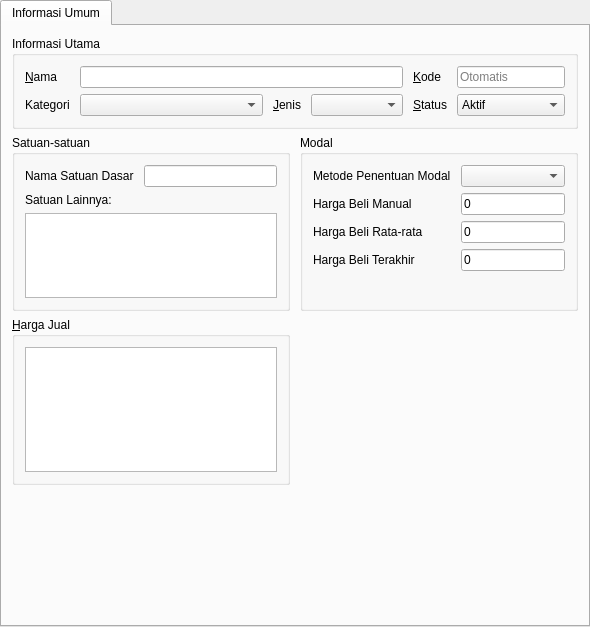
This is src/app/producteditor.ui in shift-karya-teknologi/shift-ims-desktop as Qt 5 draws it before an edit. The edited form follows.
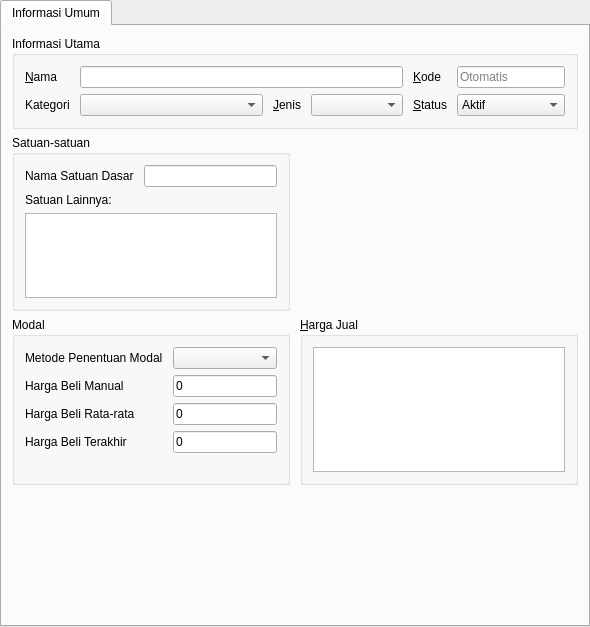
This is the edited form.

Patch:
```diff
--- a/src/app/producteditor.ui
+++ b/src/app/producteditor.ui
@@ -272,7 +272,68 @@
          </property>
         </spacer>
        </item>
-       <item row="1" column="1">
+       <item row="2" column="1">
+        <widget class="QGroupBox" name="groupBox_2">
+         <property name="title">
+          <string>&amp;Harga Jual</string>
+         </property>
+         <layout class="QVBoxLayout" name="verticalLayout_2">
+          <property name="spacing">
+           <number>6</number>
+          </property>
+          <property name="leftMargin">
+           <number>10</number>
+          </property>
+          <property name="topMargin">
+           <number>10</number>
+          </property>
+          <property name="rightMargin">
+           <number>10</number>
+          </property>
+          <property name="bottomMargin">
+           <number>10</number>
+          </property>
+          <item>
+           <widget class="QTableView" name="priceTableView">
+            <property name="minimumSize">
+             <size>
+              <width>0</width>
+              <height>125</height>
+             </size>
+            </property>
+            <property name="alternatingRowColors">
+             <bool>true</bool>
+            </property>
+            <property name="selectionMode">
+             <enum>QAbstractItemView::SingleSelection</enum>
+            </property>
+            <property name="sortingEnabled">
+             <bool>false</bool>
+            </property>
+            <property name="cornerButtonEnabled">
+             <bool>false</bool>
+            </property>
+            <attribute name="horizontalHeaderStretchLastSection">
+             <bool>false</bool>
+            </attribute>
+            <attribute name="verticalHeaderCascadingSectionResizes">
+             <bool>true</bool>
+            </attribute>
+            <attribute name="verticalHeaderDefaultSectionSize">
+             <number>20</number>
+            </attribute>
+            <attribute name="verticalHeaderMinimumSectionSize">
+             <number>20</number>
+            </attribute>
+            <attribute name="verticalHeaderStretchLastSection">
+             <bool>false</bool>
+            </attribute>
+           </widget>
+          </item>
+         </layout>
+        </widget>
+       </item>
+       <item row="2" column="0">
         <widget class="QGroupBox" name="groupBox">
          <property name="title">
           <string>Modal</string>
@@ -360,67 +421,6 @@
          </layout>
         </widget>
        </item>
-       <item row="2" column="0">
-        <widget class="QGroupBox" name="groupBox_2">
-         <property name="title">
-          <string>&amp;Harga Jual</string>
-         </property>
-         <layout class="QVBoxLayout" name="verticalLayout_2">
-          <property name="spacing">
-           <number>6</number>
-          </property>
-          <property name="leftMargin">
-           <number>10</number>
-          </property>
-          <property name="topMargin">
-           <number>10</number>
-          </property>
-          <property name="rightMargin">
-           <number>10</number>
-          </property>
-          <property name="bottomMargin">
-           <number>10</number>
-          </property>
-          <item>
-           <widget class="QTableView" name="priceTableView">
-            <property name="minimumSize">
-             <size>
-              <width>0</width>
-              <height>125</height>
-             </size>
-            </property>
-            <property name="alternatingRowColors">
-             <bool>true</bool>
-            </property>
-            <property name="selectionMode">
-             <enum>QAbstractItemView::SingleSelection</enum>
-            </property>
-            <property name="sortingEnabled">
-             <bool>false</bool>
-            </property>
-            <property name="cornerButtonEnabled">
-             <bool>false</bool>
-            </property>
-            <attribute name="horizontalHeaderStretchLastSection">
-             <bool>false</bool>
-            </attribute>
-            <attribute name="verticalHeaderCascadingSectionResizes">
-             <bool>true</bool>
-            </attribute>
-            <attribute name="verticalHeaderDefaultSectionSize">
-             <number>20</number>
-            </attribute>
-            <attribute name="verticalHeaderMinimumSectionSize">
-             <number>20</number>
-            </attribute>
-            <attribute name="verticalHeaderStretchLastSection">
-             <bool>false</bool>
-            </attribute>
-           </widget>
-          </item>
-         </layout>
-        </widget>
-       </item>
       </layout>
      </widget>
     </widget>
```
